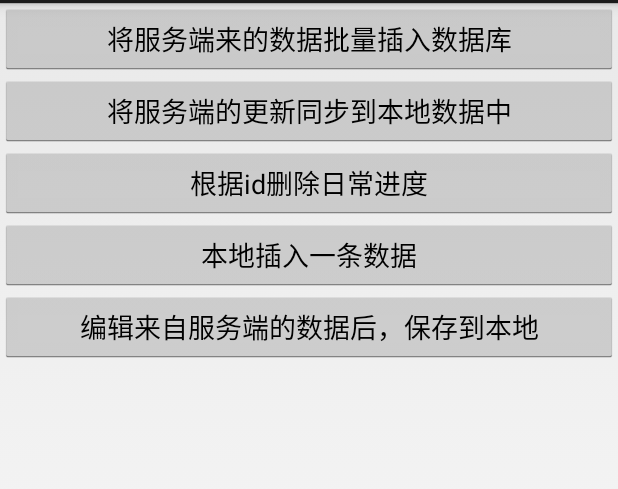
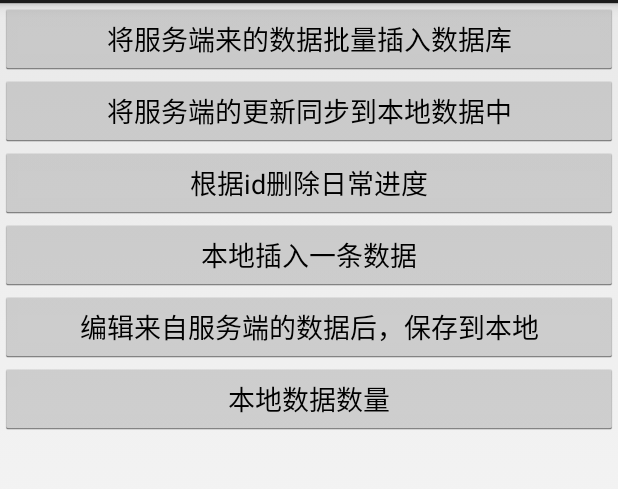
Before and after one commit to wangaijun/TestWeeklyTrackItem, an Android app: the screen it shows after launch (MainActivity), on a phone screen of 412 x 824 dp, the part 69-558 px from its top. Run offline under Robolectric (Android 15) with nearby library versions, the phone set to English and light mode, and no system bars.

Commit message:
获得本地编辑过的数据的数量

```diff
--- a/app/src/main/java/com/example/waj/testweeklytrackitem/WeeklyTrackItem.kt
+++ b/app/src/main/java/com/example/waj/testweeklytrackitem/WeeklyTrackItem.kt
@@ -41,6 +41,7 @@ class WeeklyTrackItem : Serializable {
     var photoTypeValue: String? = null
     var expatiation:String? = null
     var taskId: String? = null
+    var localOperType:String? = null
 
     constructor()
 
--- a/app/src/main/res/layout/activity_main.xml
+++ b/app/src/main/res/layout/activity_main.xml
@@ -44,4 +44,11 @@
             android:text="编辑来自服务端的数据后，保存到本地"
     />
 
+    <Button
+            android:id="@+id/btnLocalDataNum"
+            android:layout_width="match_parent"
+            android:layout_height="wrap_content"
+            android:text="本地数据数量"
+    />
+
 </LinearLayout>
```
Also changed, not shown: app/src/main/java/com/example/waj/testweeklytrackitem/DAO.kt (+42 -25 lines), app/src/main/java/com/example/waj/testweeklytrackitem/MainActivity.kt (+12 -1 lines).
